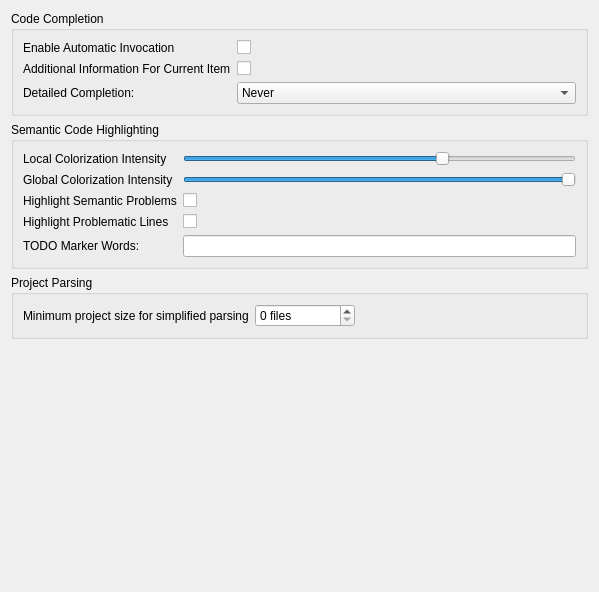
KDE/kdevelop, file shell/settings/ccsettings.ui: the form before one commit.
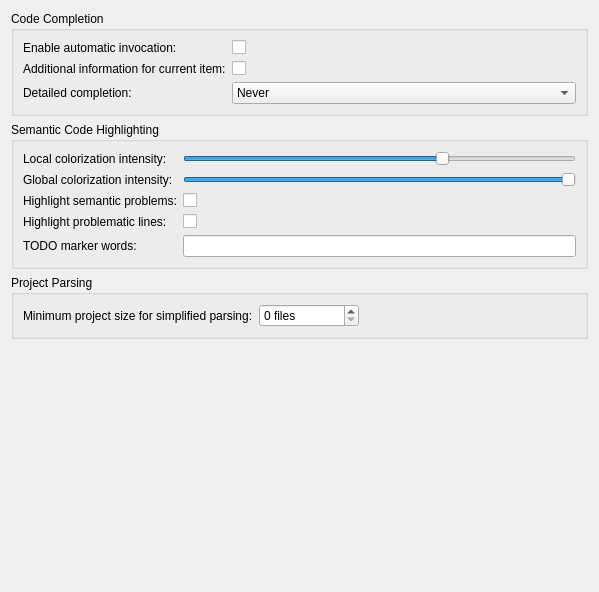
The form after the commit.

Commit message: Respect KDE HIG in settings dialogs

What changed in the file:
```diff
--- a/shell/settings/ccsettings.ui
+++ b/shell/settings/ccsettings.ui
@@ -65,7 +65,7 @@
          <string>&lt;p&gt;The code completion UI has a minimal mode and a detailed mode.&lt;br&gt;Choose in what cases full code completion will be displayed.&lt;/p&gt;</string>
         </property>
         <property name="text">
-         <string>Detailed Completion:</string>
+         <string>Detailed completion:</string>
         </property>
        </widget>
       </item>
@@ -75,7 +75,7 @@
          <string>If disabled, the code completion widget will never show automatically.</string>
         </property>
         <property name="text">
-         <string>Enable Automatic Invocation</string>
+         <string>Enable automatic invocation:</string>
         </property>
        </widget>
       </item>
@@ -85,7 +85,7 @@
          <string>Choose whether to display additional information for the currently selected codecompletion item.</string>
         </property>
         <property name="text">
-         <string>Additional Information For Current Item</string>
+         <string>Additional information for current item:</string>
         </property>
        </widget>
       </item>
@@ -107,7 +107,7 @@
          <string>&lt;p&gt;This setting decides about the intensity of colors for local variables, for example function arguments, variables and the like.&lt;/p&gt;</string>
         </property>
         <property name="text">
-         <string>Local Colorization Intensity</string>
+         <string>Local colorization intensity:</string>
         </property>
         <property name="buddy">
          <cstring>kcfg_localColorization</cstring>
@@ -142,7 +142,7 @@
          <string>&lt;p&gt;Highlight semantic problems, such as non-existent or inaccessible declarations.&lt;/p&gt;</string>
         </property>
         <property name="text">
-         <string>Highlight Semantic Problems</string>
+         <string>Highlight semantic problems:</string>
         </property>
        </widget>
       </item>
@@ -162,7 +162,7 @@
          <string>&lt;p&gt;When enabled, lines with errors will get additionally highlighted and their positions get marked in the scrollbar.&lt;/p&gt;</string>
         </property>
         <property name="text">
-         <string>Highlight Problematic Lines</string>
+         <string>Highlight problematic lines:</string>
         </property>
        </widget>
       </item>
@@ -182,7 +182,7 @@
          <string>Space-separated list of words that make a comment represent a TODO item</string>
         </property>
         <property name="text">
-         <string>TODO Marker Words:</string>
+         <string>TODO marker words:</string>
         </property>
        </widget>
       </item>
@@ -224,7 +224,7 @@
          <string>&lt;p&gt;This settings lets you change the intensity of globally accessible types, for example classes, methods, functions etc.&lt;/p&gt;</string>
         </property>
         <property name="text">
-         <string>Global Colorization Intensity</string>
+         <string>Global colorization intensity:</string>
         </property>
         <property name="buddy">
          <cstring>kcfg_localColorization</cstring>
@@ -260,7 +260,7 @@
 parsed in simplified mode, increasing the efficiency by gathering less information. Global code navigation and quickopen capabilities will be reduced.&lt;/p&gt;</string>
         </property>
         <property name="text">
-         <string>Minimum project size for simplified parsing</string>
+         <string>Minimum project size for simplified parsing:</string>
         </property>
        </widget>
       </item>
```
Left out of the diff: 2 changed lines with no effect on the pictures. The commit also changes 3 other files.
